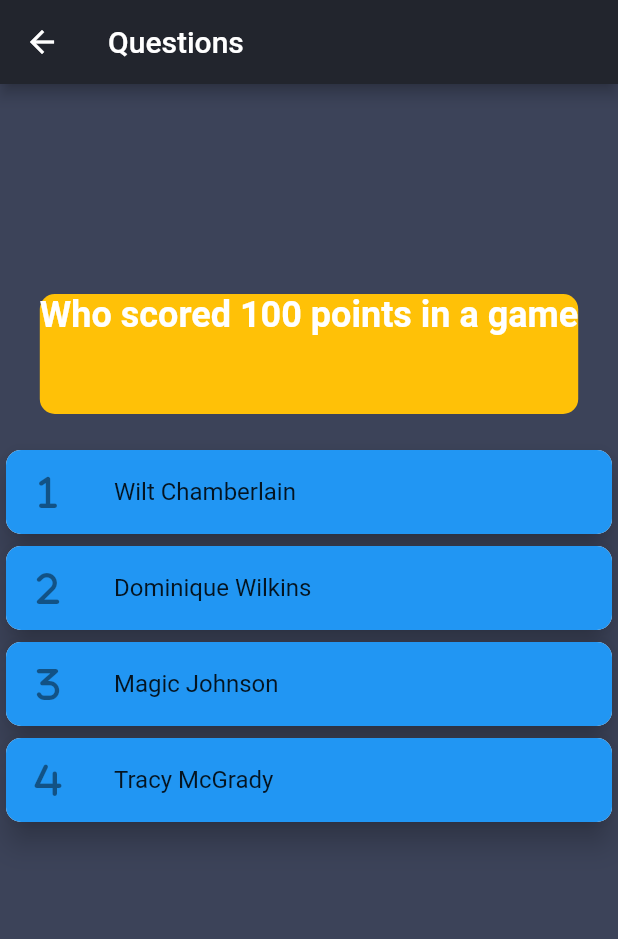
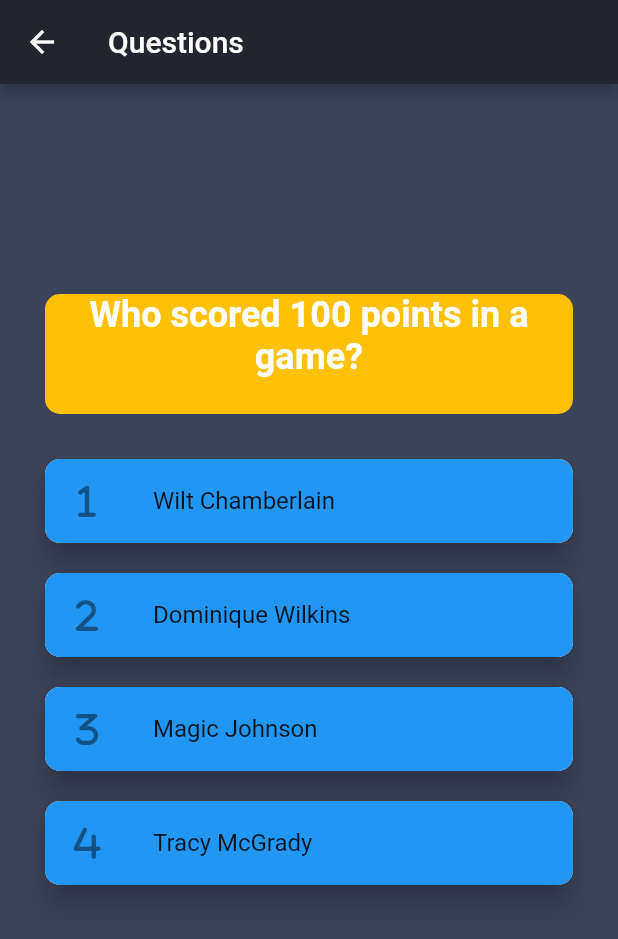
Before and after one commit to soulandbone/trivia_app, a Flutter app: the QuestionsScreen screen opened by its route, on a phone screen of 412 x 824 dp. Shown: the top 939 px of the screen. Run offline on Flutter 3.47's test engine with Material 2 defaults, Android fonts, the phone set to English and light mode, and no system bars; our stand-ins replace font_awesome_flutter, gap.

```diff
--- a/lib/screens/questions_screen.dart
+++ b/lib/screens/questions_screen.dart
@@ -16,7 +16,7 @@ class QuestionsScreen extends StatefulWidget {
 class _QuestionsScreenState extends State<QuestionsScreen> {
   final List<Map<String, dynamic>> questionsAnswers = [
     {
-      'question': 'Who scored 100 points in a game',
+      'question': 'Who scored 100 points in a game?',
       'answers': {
         '1': 'Wilt Chamberlain',
         '2': 'Dominique Wilkins',
@@ -25,7 +25,7 @@ class _QuestionsScreenState extends State<QuestionsScreen> {
       },
     },
     {
-      'question': 'Who scored 60 in his last game in the NBA',
+      'question': 'Who scored 60 in his last game in the NBA?',
       'answers': {
         '1': 'Kobe Bryant',
         '2': 'Larry Bird',
--- a/lib/widgets/answers.dart
+++ b/lib/widgets/answers.dart
@@ -17,6 +17,7 @@ class Answers extends StatelessWidget {
   @override
   Widget build(BuildContext context) {
     return Card(
+      margin: const EdgeInsets.symmetric(horizontal: 30, vertical: 10),
       shape: const RoundedRectangleBorder(
           borderRadius: BorderRadius.all(Radius.circular(10))),
       elevation: 8,
--- a/lib/widgets/question.dart
+++ b/lib/widgets/question.dart
@@ -12,7 +12,7 @@ class Question extends StatelessWidget {
   @override
   Widget build(BuildContext context) {
     return Container(
-      margin: const EdgeInsets.all(20),
+      margin: EdgeInsets.symmetric(horizontal: 30, vertical: 20),
       height: 80,
       decoration: BoxDecoration(
           color: Colors.amber, borderRadius: BorderRadius.circular(10)),
```
Also changed, not shown: lib/widgets/composed_widgets/quiz.dart (added, +33 -0 lines).
